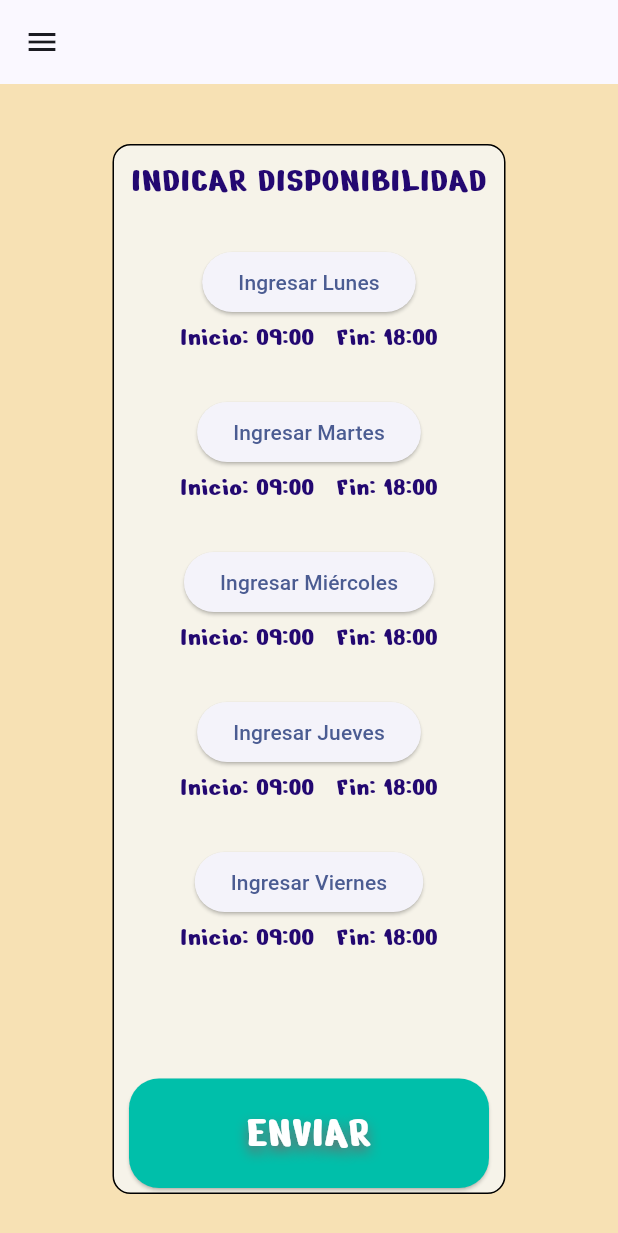
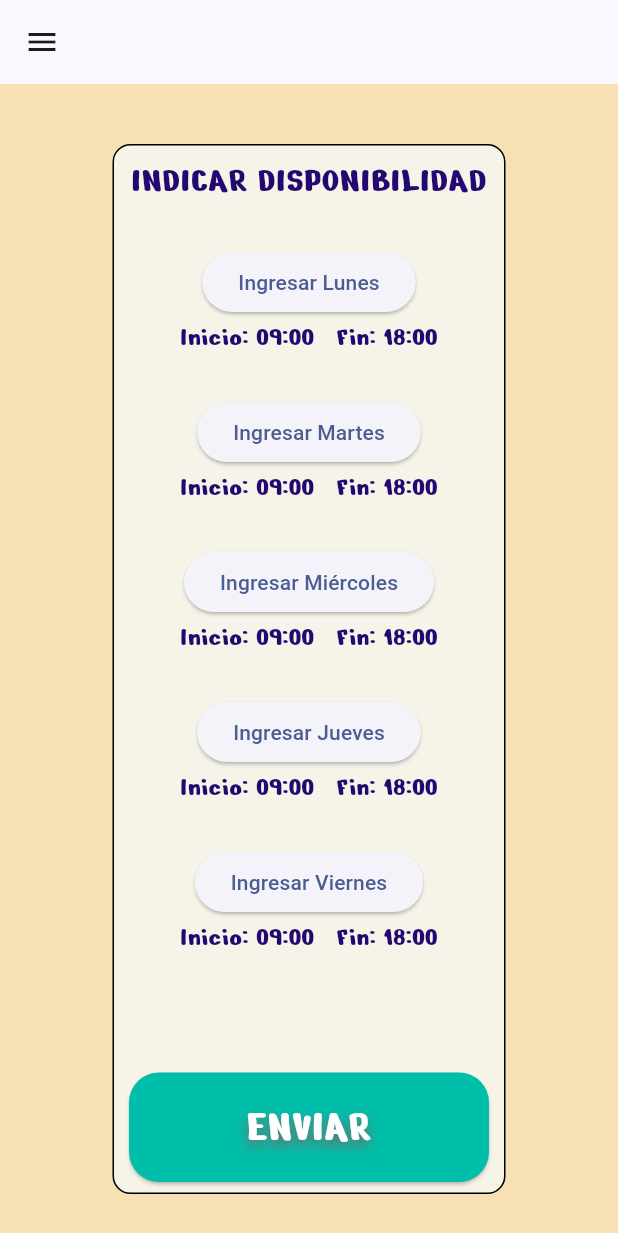
Before and after one commit to MarceloCheloMacedo/InteraccionHumanaComputadora, a Flutter app: the Available_Teacher screen opened directly with empty values, on a phone screen of 412 x 824 dp. Shown: the top 1233 px of the screen. Run offline on Flutter 3.47's test engine with Material 2 defaults, Android fonts, the phone set to English and light mode, and no system bars; our stand-ins replace cloud_firestore, csc_picker, date_field, firebase_auth, firebase_core, google_sign_in and 1 more; missing offline and left inert: time_range_picker; accounts and stored records are empty.

Commit message:
Resolucion de pantalla

```diff
--- a/your_teacher/lib/Pantallas/Available_Teacher.dart
+++ b/your_teacher/lib/Pantallas/Available_Teacher.dart
@@ -450,7 +450,7 @@ class _Available_TeacherState extends State<Available_Teacher> {
                   textAlign: TextAlign.center,
                 ),
                 const Padding(
-                  padding: EdgeInsets.symmetric(vertical: 30.0),
+                  padding: EdgeInsets.symmetric(vertical: 28.0),
                   child: Text(''),
                 ),
                 ElevatedButton(
```
